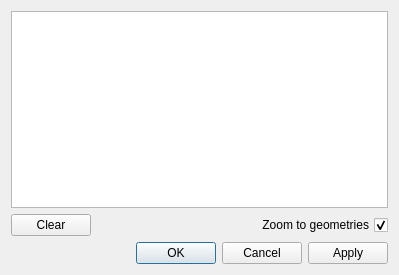
First picture: the form in plugin/ui_quickdraw.ui, repository geo-data/qgis-quick-draw, before the edit.
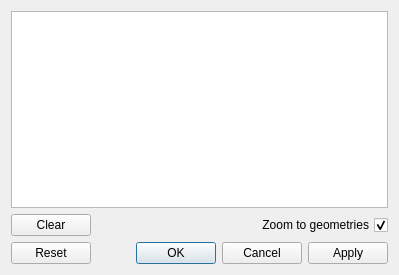
Second picture: the form after the edit.

Commit message:
Add a Reset button
Clicking this resets the geometry text to the value it had when the
dialog was last opened.

Diff of the .ui file:
```diff
--- a/plugin/ui_quickdraw.ui
+++ b/plugin/ui_quickdraw.ui
@@ -72,7 +72,7 @@
       <enum>Qt::Horizontal</enum>
      </property>
      <property name="standardButtons">
-      <set>QDialogButtonBox::Apply|QDialogButtonBox::Cancel|QDialogButtonBox::Ok</set>
+      <set>QDialogButtonBox::Apply|QDialogButtonBox::Cancel|QDialogButtonBox::Ok|QDialogButtonBox::Reset</set>
      </property>
      <property name="centerButtons">
       <bool>false</bool>
```
Left out of the diff: 4 changed lines with no effect on the pictures. The commit also changes 1 other file.
